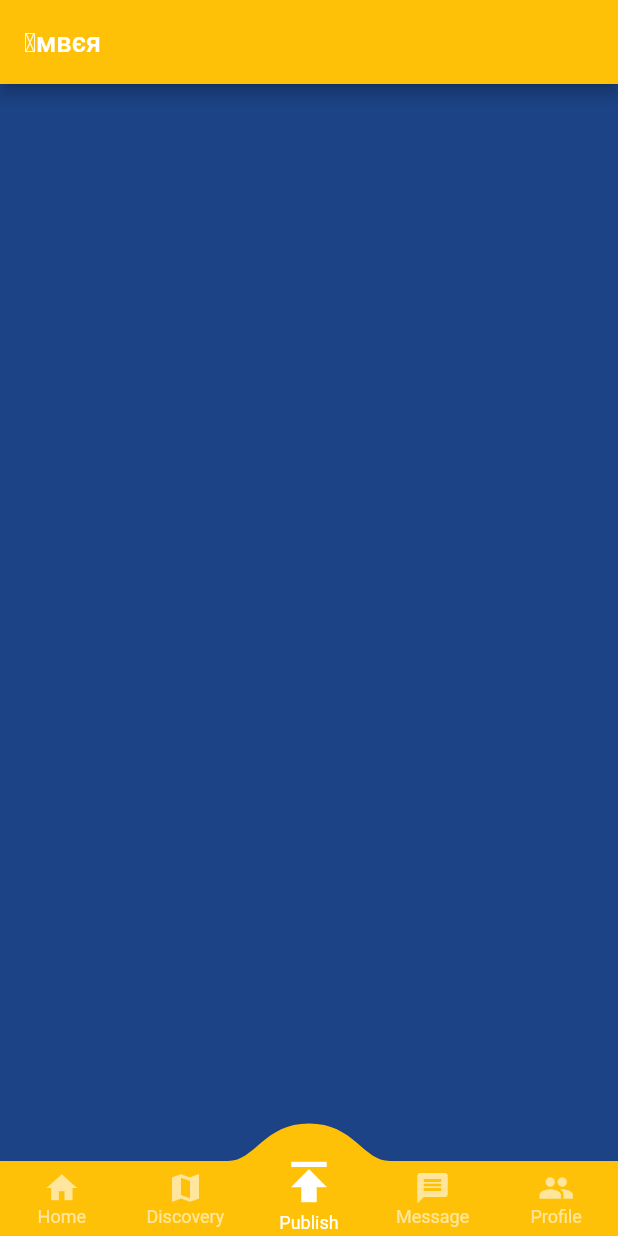
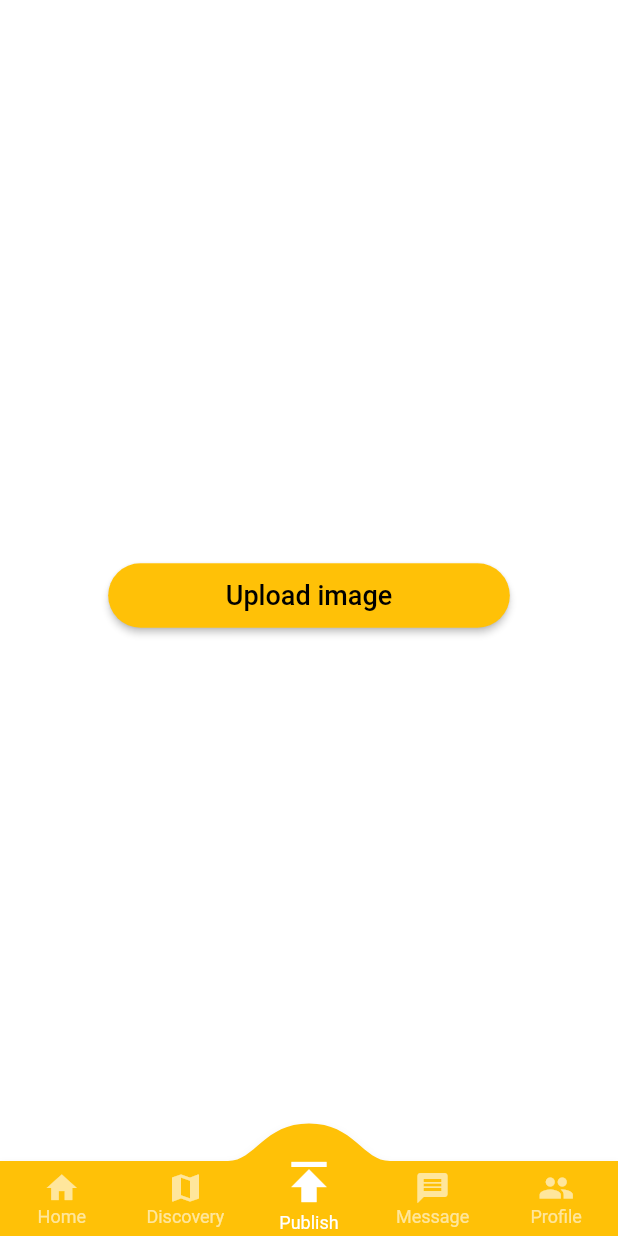
Before and after one commit to F29SO-Amber/Amber, a Flutter app: the ConvexAppBarDemo screen opened by its route, item 3 of the bottom bar chosen, on a phone screen of 412 x 824 dp. Run offline on Flutter 3.47's test engine with Material 2 defaults, Android fonts, the phone set to English and light mode, and no system bars; drawn by our look-alikes of convex_bottom_bar; our stand-ins replace cloud_firestore, email_validator, firebase_auth, firebase_core, firebase_storage, flutter_login and 4 more; accounts and stored records are empty.

Commit message:
button on publish page

```diff
--- a/lib/navigators/publish_page_navigator.dart
+++ b/lib/navigators/publish_page_navigator.dart
@@ -24,8 +24,8 @@ class _PublishPageNavigatorState extends State<PublishPageNavigator> {
             switch (settings.name) {
               case '/':
                 return const PostPage();
-              case '/post2':
-                return const ExtraPage(pageName: 'From Post Page');
+              // case '/post2':
+              //   return const ExtraPage(pageName: 'From Post Page');
               default:
                 return const PostPage();
             }
--- a/lib/screens/post.dart
+++ b/lib/screens/post.dart
@@ -1,5 +1,9 @@
+import 'dart:io';
+
 import 'package:flutter/material.dart';
 import 'package:amber/constants.dart';
+import 'package:flutter_svg/svg.dart';
+import 'package:image_picker/image_picker.dart';
 
 class PostPage extends StatefulWidget {
   const PostPage({Key? key}) : super(key: key);
@@ -10,18 +14,90 @@ class PostPage extends StatefulWidget {
 }
 
 class _PostPageState extends State<PostPage> {
-  @override
-  Widget build(BuildContext context) {
-    return Scaffold(
-      appBar: AppBar(
-        backgroundColor: kAppColor,
-        title: const Text(kAppName,
-            style: TextStyle(fontSize: 18, color: Colors.white)),
-      ),
-      backgroundColor: createRandomColor(),
-      body: Column(
-        children: [],
+  File? file;
+  handleTakePhoto() async {
+    Navigator.pop(context);
+    //XFile? image;
+    final picker = ImagePicker();
+    File file = (await picker.pickImage(
+      source: ImageSource.camera,
+      maxHeight: 675,
+      maxWidth: 960,
+    )) as File;
+
+    setState(() {
+      this.file = file;
+    });
+  }
+
+  handleChooseFromGallery() async {
+    Navigator.pop(context);
+    //XFile? image;
+    final picker = ImagePicker();
+    File file = (await picker.pickImage(source: ImageSource.gallery)) as File;
+    setState(() {
+      this.file = file;
+    });
+  }
+
+  selectImage(parentContext) {
+    return showDialog(
+        context: parentContext,
+        builder: (context) {
+          return SimpleDialog(
+            title: const Text("Create post"),
+            children: <Widget>[
+              SimpleDialogOption(
+                child: const Text("Photo with camera "),
+                onPressed: handleTakePhoto,
+              ),
+              SimpleDialogOption(
+                child: const Text("Image from gallery"),
+                onPressed: handleChooseFromGallery,
+              ),
+              SimpleDialogOption(
+                child: const Text("Cancel"),
+                onPressed: () => Navigator.pop(context),
+              ),
+            ],
+          );
+        });
+  }
+
+  Container buildSplashScreen() {
+    return Container(
+      color: Colors.white,
+      child: Column(
+        mainAxisAlignment: MainAxisAlignment.center,
+        children: <Widget>[
+          //SvgPicture.asset('assets/images/upload.svg', height: 260),
+          Padding(
+            padding: const EdgeInsets.only(top: 20.0),
+            child: ElevatedButton(
+              onPressed: () => selectImage(context),
+              child: const Text(
+                "Upload image",
+                style: TextStyle(color: Colors.black, fontSize: 18.0),
+              ),
+              style: ElevatedButton.styleFrom(
+                  fixedSize: Size(MediaQuery.of(context).size.width * 0.65, 43),
+                  primary: Colors.amber, // background
+                  onPrimary: Colors.black, // foreground
+                  shape: RoundedRectangleBorder(
+                      borderRadius: BorderRadius.circular(90.0))),
+            ),
+          ),
+        ],
       ),
     );
   }
+
+  buildUploadForm() {
+    return const Text("File loaded! ");
+  }
+
+  @override
+  Widget build(BuildContext context) {
+    return buildSplashScreen();
+  }
 }
--- a/pubspec.yaml
+++ b/pubspec.yaml
@@ -29,6 +29,7 @@ environment:
 dependencies:
   flutter:
     sdk: flutter
+  flutter_svg: ^1.0.0
 
 
   # The following adds the Cupertino Icons font to your application.
```
Also changed, not shown: pubspec.lock.
